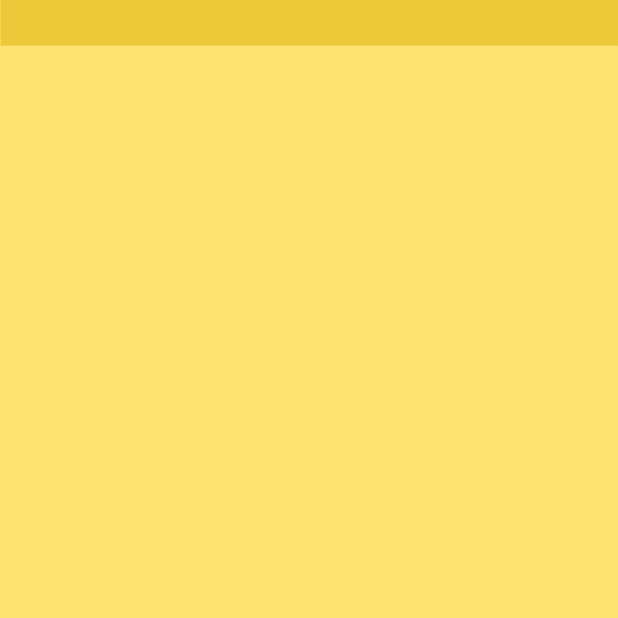
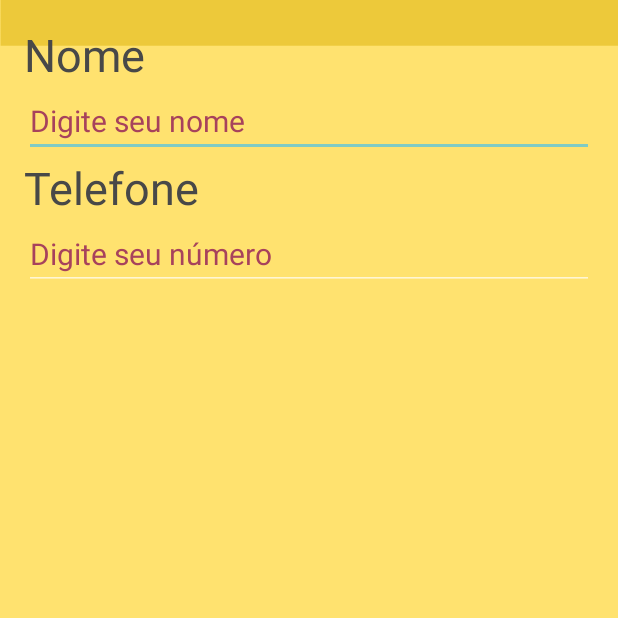
Before and after one commit to Rennosmx/TheWalkingFood, an Android app: the screen it shows after launch (CadastroAmbulanteActivity), after a tap on an icon or button, on a phone screen of 412 x 824 dp, the top half of it. Run offline under Robolectric (Android 15) with nearby library versions, the phone set to English and light mode, and no system bars.

Commit message:
Atualização de cadastro ambulante

```diff
--- a/app/src/main/java/imd/ufrn/br/thewalkingfood/MainActivity.java
+++ b/app/src/main/java/imd/ufrn/br/thewalkingfood/MainActivity.java
@@ -5,7 +5,6 @@ package imd.ufrn.br.thewalkingfood;
 import android.content.Intent;
 import android.support.v7.app.AppCompatActivity;
 import android.os.Bundle;
-import android.util.Log;
 import android.widget.ProgressBar;
 
 import java.util.Random;
@@ -29,7 +28,7 @@ public class MainActivity extends AppCompatActivity {
 
     //Simulando o carregamento da Tela de Perfil
     public void carregar(){
-            final Thread thread = new Thread(){
+           final Thread thread = new Thread(){
 
             @Override
             public void run() {
@@ -56,6 +55,7 @@ public class MainActivity extends AppCompatActivity {
     public void progressoFinalizado(){
         Intent intent = new Intent(MainActivity.this, SelecaoPerfilActivity.class);
         startActivity(intent);
+        finish();
     }
 
 }
--- a/app/src/main/res/layout/activity_cadastro_ambulante.xml
+++ b/app/src/main/res/layout/activity_cadastro_ambulante.xml
@@ -11,6 +11,51 @@
     android:background="@drawable/selecaoperfilcadastropng"
     tools:context="imd.ufrn.br.thewalkingfood.CadastroAmbulanteActivity">
 
+    <EditText
+        android:layout_width="match_parent"
+        android:layout_height="wrap_content"
+        android:inputType="textPersonName"
+        android:textSize="20sp"
+        android:id="@+id/etNomeAmbulante"
+        android:hint="@string/digite_seu_nome"
+        android:textColorHint="#A7425C"
+        android:textColor="#484848"
+        android:layout_below="@+id/tvNomeAmbulante"
+        android:layout_centerHorizontal="true" />
 
+    <EditText
+        android:layout_width="match_parent"
+        android:layout_height="wrap_content"
+        android:inputType="phone"
+        android:textSize="20sp"
+        android:layout_below="@+id/tvTelefoneAmbulante"
+        android:layout_alignRight="@+id/etNomeAmbulante"
+        android:layout_alignEnd="@+id/etNomeAmbulante"
+        android:id="@+id/etTelefoneAmbulante"
+        android:hint="@string/digite_seu_n_mero"
+        android:textColorHint="#A7425C"
+        android:textColor="#484848" />
+
+    <TextView
+        android:text="@string/nome"
+        android:layout_width="wrap_content"
+        android:layout_height="wrap_content"
+        android:id="@+id/tvNomeAmbulante"
+        android:textColor="#484848"
+        android:textSize="30sp"
+        android:layout_alignParentTop="true"
+        android:layout_alignParentLeft="true"
+        android:layout_alignParentStart="true" />
+
+    <TextView
+        android:text="@string/telefone"
+        android:layout_width="wrap_content"
+        android:layout_height="wrap_content"
+        android:id="@+id/tvTelefoneAmbulante"
+        android:textColor="#484848"
+        android:textSize="30sp"
+        android:layout_below="@+id/etNomeAmbulante"
+        android:layout_alignParentLeft="true"
+        android:layout_alignParentStart="true" />
 
 </RelativeLayout>
```
